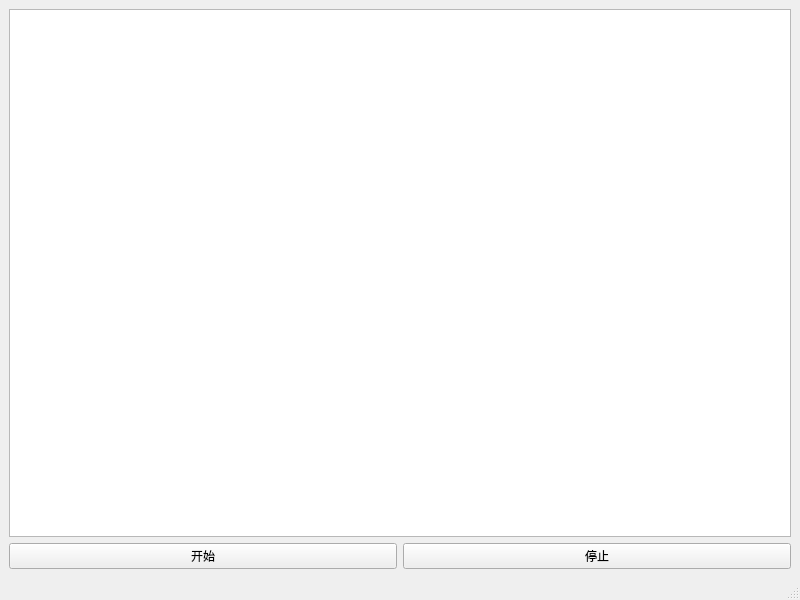
First picture: the form in randomwalk.ui, repository heartofrainbow/MobilityModel, before the edit.
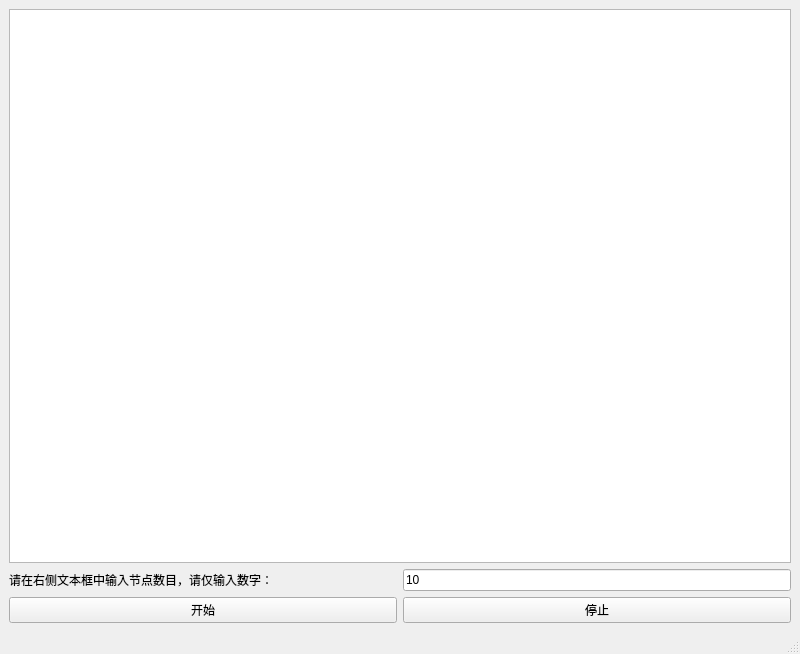
Second picture: the form after the edit.

Commit message: Added nodes numbers customization and edited titles and descriptions of window

Diff of the .ui file:
```diff
--- a/randomwalk.ui
+++ b/randomwalk.ui
@@ -7,7 +7,7 @@
     <x>0</x>
     <y>0</y>
     <width>800</width>
-    <height>600</height>
+    <height>654</height>
    </rect>
   </property>
   <property name="windowTitle">
@@ -17,22 +17,42 @@
    <layout class="QGridLayout" name="gridLayout_2">
     <item row="0" column="0">
      <layout class="QGridLayout" name="gridLayout">
-      <item row="1" column="0">
+      <item row="0" column="1" colspan="2">
+       <widget class="QTextBrowser" name="textBrowser"/>
+      </item>
+      <item row="4" column="1">
        <widget class="QPushButton" name="pushButton">
         <property name="text">
          <string>开始</string>
         </property>
        </widget>
       </item>
-      <item row="1" column="1">
+      <item row="4" column="2">
        <widget class="QPushButton" name="pushButton_2">
         <property name="text">
          <string>停止</string>
         </property>
        </widget>
       </item>
-      <item row="0" column="0" colspan="2">
-       <widget class="QTextBrowser" name="textBrowser"/>
+      <item row="1" column="1">
+       <widget class="QLabel" name="label">
+        <property name="text">
+         <string>请在右侧文本框中输入节点数目，请仅输入数字：</string>
+        </property>
+       </widget>
+      </item>
+      <item row="1" column="2">
+       <widget class="QLineEdit" name="lineEdit">
+        <property name="sizePolicy">
+         <sizepolicy hsizetype="Preferred" vsizetype="Fixed">
+          <horstretch>0</horstretch>
+          <verstretch>0</verstretch>
+         </sizepolicy>
+        </property>
+        <property name="text">
+         <string>10</string>
+        </property>
+       </widget>
       </item>
      </layout>
     </item>
```
Left out of the diff: 2 changed lines with no effect on the pictures. The commit also changes 2 other files.
